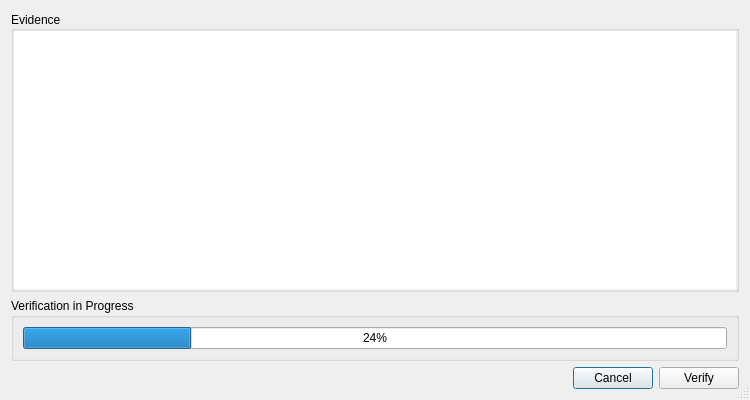
First picture: the form in verifyevidencedialog.ui, repository pjrinaldi/wombatforensics, before the edit.
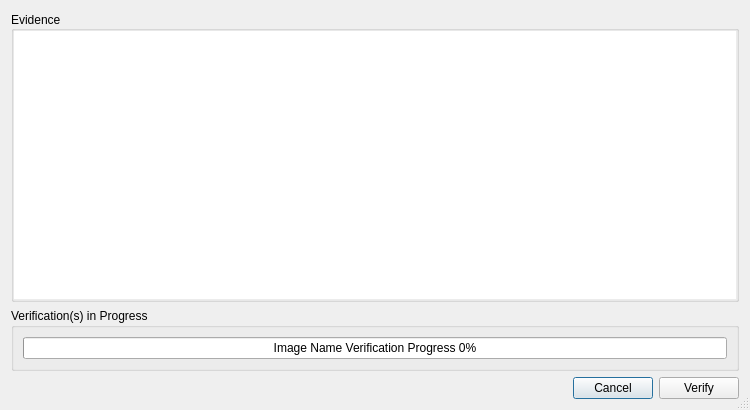
Second picture: the form after the edit.

Commit message: attempting to figure out how to update status of the verification, which will also get applied to the create forensic image...

The edit to the form file:
```diff
--- a/verifyevidencedialog.ui
+++ b/verifyevidencedialog.ui
@@ -10,7 +10,7 @@
     <x>0</x>
     <y>0</y>
     <width>750</width>
-    <height>400</height>
+    <height>410</height>
    </rect>
   </property>
   <property name="acceptDrops">
@@ -91,15 +91,24 @@
     </widget>
    </item>
    <item>
-    <widget class="QGroupBox" name="groupBox">
+    <widget class="QGroupBox" name="progressgroupbox">
+     <property name="minimumSize">
+      <size>
+       <width>0</width>
+       <height>0</height>
+      </size>
+     </property>
      <property name="title">
-      <string>Verification in Progress</string>
+      <string>Verification(s) in Progress</string>
      </property>
-     <layout class="QHBoxLayout" name="horizontalLayout">
+     <layout class="QVBoxLayout" name="verticalLayout_3">
       <item>
        <widget class="QProgressBar" name="progressBar">
         <property name="value">
-         <number>24</number>
+         <number>0</number>
+        </property>
+        <property name="format">
+         <string>Image Name Verification Progress %p%</string>
         </property>
        </widget>
       </item>
```
Left out of the diff: 2 changed lines with no effect on the pictures. The commit also changes 7 other files.
